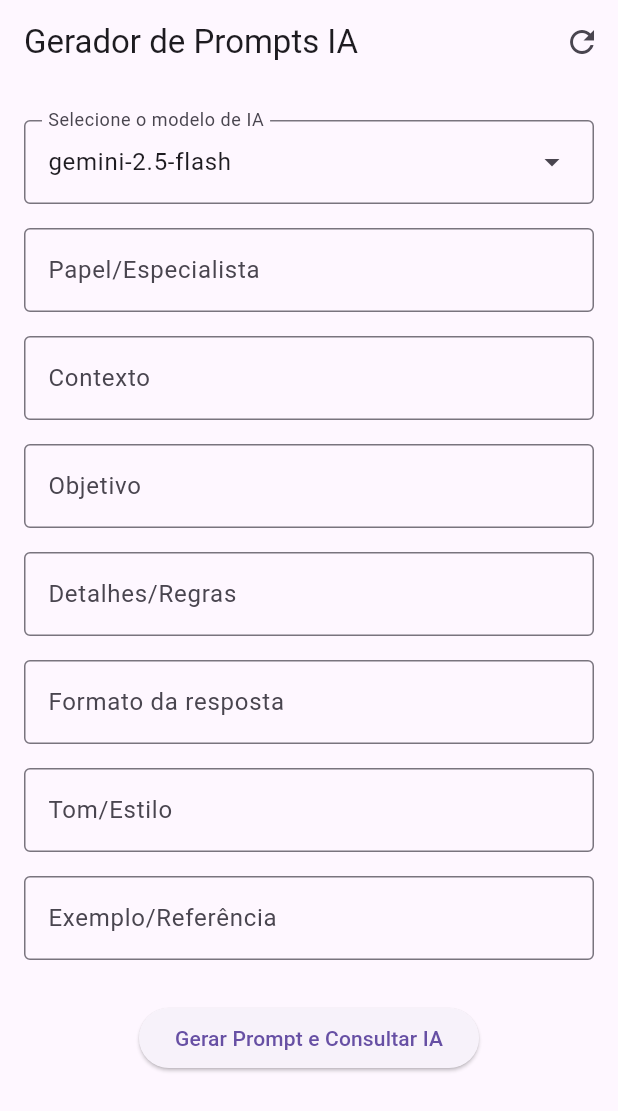
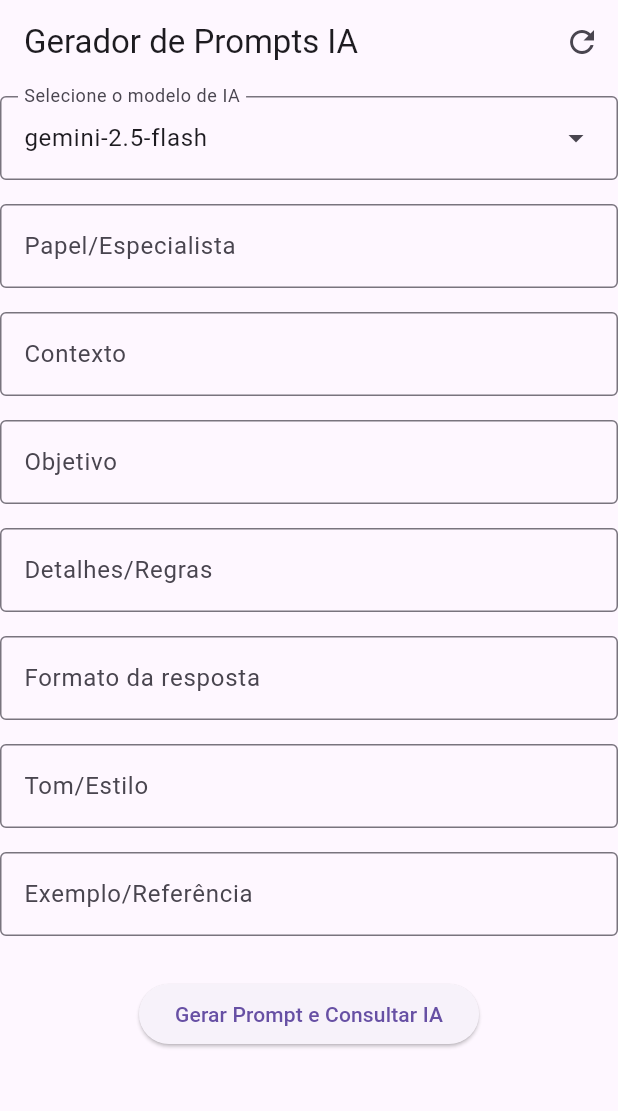
Before and after one commit to Kainato/gem_prompt, a Flutter app: the screen it shows after launch, on a phone screen of 412 x 824 dp. Shown: the top 1111 px of the screen. Run offline on Flutter 3.47's test engine with Material 3 defaults, Android fonts, the phone set to English and light mode, and no system bars; our stand-ins replace dio, flutter_markdown, google_generative_ai, logger; network calls fail.

Commit message:
Refatorar: adicionar suporte a padding no WdScaffold e ajustar layout do PromptForm

```diff
--- a/lib/features/home/home_page.dart
+++ b/lib/features/home/home_page.dart
@@ -115,9 +115,8 @@ class PromptFormState extends State<PromptForm> {
           },
         ),
       ],
-      body: Padding(
-        padding: EdgeInsets.all(16),
-        child: SingleChildScrollView(
+      padding: EdgeInsets.zero,
+      body: SingleChildScrollView(
         child: Form(
           key: _formKey,
           child: Column(
@@ -180,7 +179,6 @@ class PromptFormState extends State<PromptForm> {
           ),
         ),
       ),
-      ),
     );
   }
 
--- a/lib/widgets/layout/wd_scaffold.dart
+++ b/lib/widgets/layout/wd_scaffold.dart
@@ -2,15 +2,19 @@ import 'package:flutter/material.dart';
 
 class WdScaffold extends StatelessWidget {
   final Widget body;
+  final EdgeInsetsGeometry? padding ;
   final List<Widget>? actions;
-  const WdScaffold({super.key, required this.body, this.actions});
+  const WdScaffold({super.key, required this.body, this.actions, this.padding});
 
   @override
   Widget build(BuildContext context) {
     return SafeArea(
       child: Scaffold(
         appBar: AppBar(title: const Text('Gerador de Prompts IA'), actions: actions),
-        body: body,
+        body: Padding(
+          padding: padding ?? const EdgeInsets.all(16.0),
+          child: body,
+        ),
       ),
     );
   }
```
Lines whose indentation alone changed are shown as unchanged.
